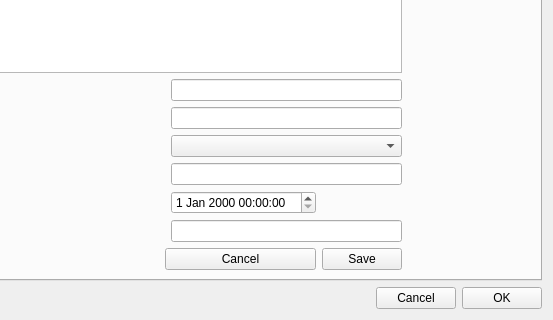
Above: project.ui from olivierfriard/BORIS before the change; both pictures show x 434 to 987 and y 258 to 578 of the 987 by 578 pixel window. Below: the same form after it.
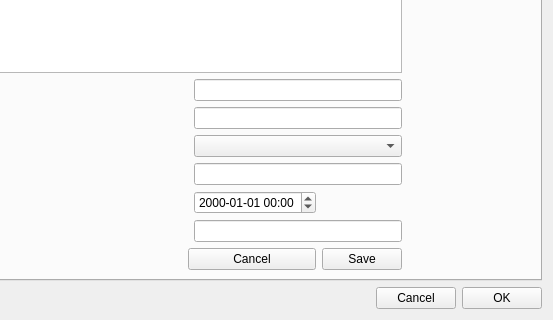
That is the form after the change.

Patch:
```diff
--- a/project.ui
+++ b/project.ui
@@ -509,7 +509,11 @@
                 </widget>
                </item>
                <item row="4" column="2">
-                <widget class="QDateTimeEdit" name="dte_default_date"/>
+                <widget class="QDateTimeEdit" name="dte_default_date">
+                 <property name="displayFormat">
+                  <string>yyyy-MM-dd hh:mm</string>
+                 </property>
+                </widget>
                </item>
                <item row="4" column="0">
                 <widget class="QLabel" name="label_9">
```
